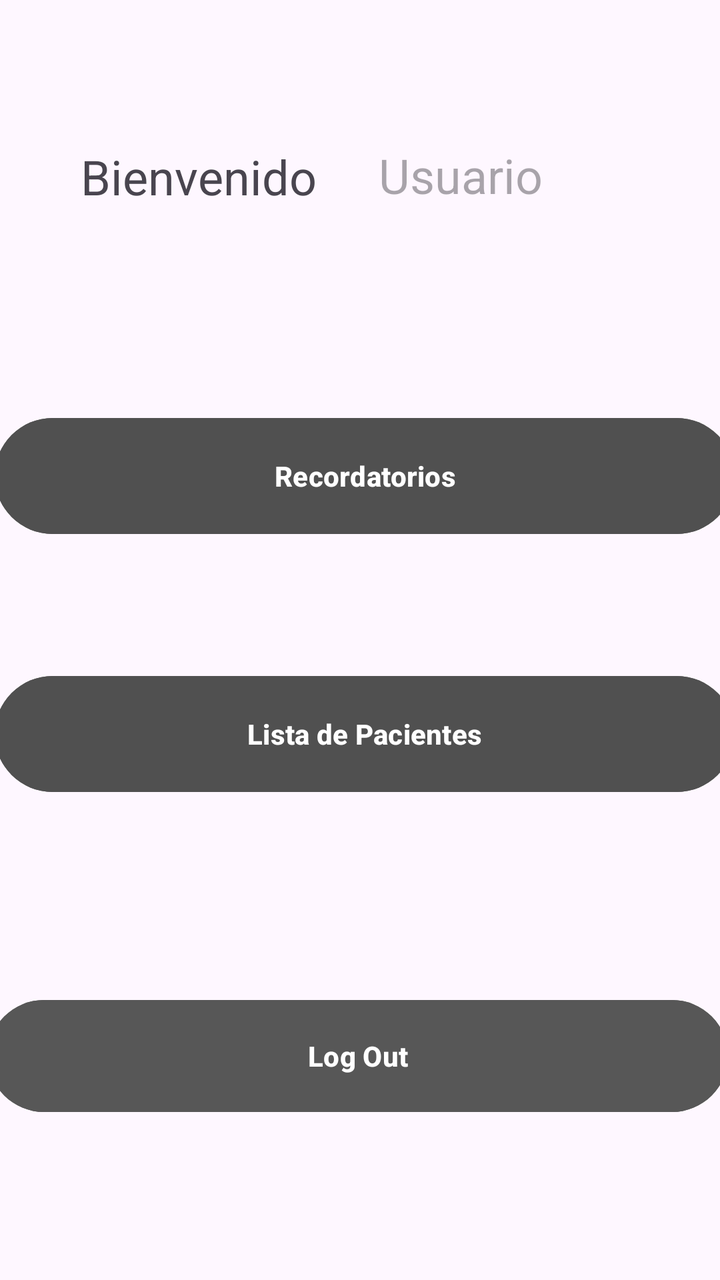
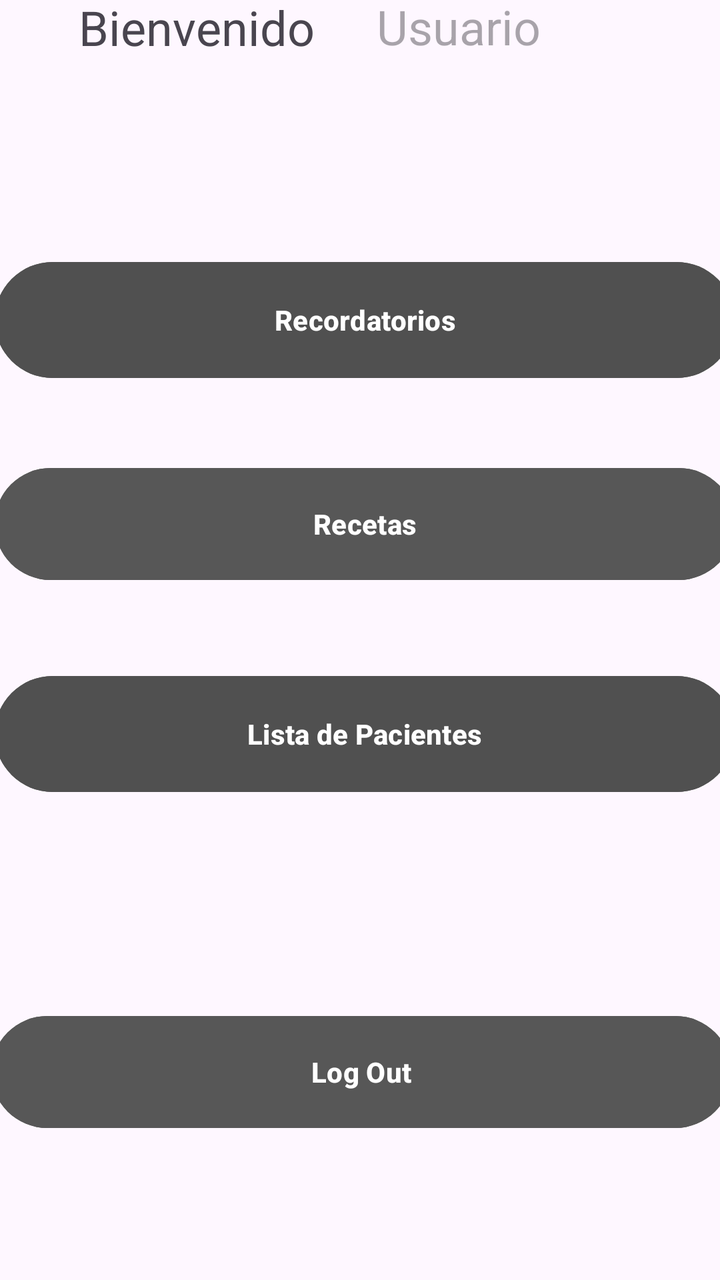

The first picture is an Android layout as it rendered before a commit; the second is the same layout after the commit. The layout source and the unified diff follow.
<!-- AndroidManifest.xml: application theme Theme.MobilesVC -->
<!-- res/layout/main_menu_view.xml -->
<?xml version="1.0" encoding="utf-8"?>
<androidx.constraintlayout.widget.ConstraintLayout xmlns:android="http://schemas.android.com/apk/res/android"
    xmlns:app="http://schemas.android.com/apk/res-auto"
    xmlns:tools="http://schemas.android.com/tools"
    android:layout_width="match_parent"
    android:layout_height="match_parent"
    tools:layout_editor_absoluteX="-35dp"
    tools:layout_editor_absoluteY="186dp">

    <Button
        android:id="@+id/vRecordatorios"
        android:layout_width="370dp"
        android:layout_height="66dp"
        android:layout_marginStart="15dp"
        android:layout_marginTop="100dp"
        android:layout_marginEnd="15dp"
        android:backgroundTint="#505050"
        android:paddingVertical="14dp"
        android:text="Recordatorios"
        android:textStyle="bold"
        app:layout_constraintEnd_toEndOf="parent"
        app:layout_constraintHorizontal_bias="0.454"
        app:layout_constraintStart_toStartOf="parent"
        app:layout_constraintTop_toBottomOf="@+id/textView" />

    <Button
        android:id="@+id/vLogOut"
        android:layout_width="370dp"
        android:layout_height="64dp"
        android:layout_marginTop="48dp"
        android:layout_marginBottom="80dp"
        android:backgroundTint="#575757"
        android:paddingVertical="14dp"
        android:text="Log Out"
        android:textStyle="bold"
        app:layout_constraintBottom_toBottomOf="parent"
        app:layout_constraintEnd_toEndOf="parent"
        app:layout_constraintHorizontal_bias="0.658"
        app:layout_constraintStart_toStartOf="parent"
        app:layout_constraintTop_toBottomOf="@+id/etClave" />

    <Button
        android:id="@+id/vPacientes"
        android:layout_width="370dp"
        android:layout_height="66dp"
        android:layout_marginStart="15dp"
        android:layout_marginEnd="15dp"
        android:layout_marginBottom="240dp"
        android:backgroundTint="#505050"
        android:paddingVertical="14dp"
        android:text="Lista de Pacientes"
        android:textStyle="bold"
        app:layout_constraintBottom_toBottomOf="parent"
        app:layout_constraintEnd_toEndOf="parent"
        app:layout_constraintHorizontal_bias="0.454"
        app:layout_constraintStart_toStartOf="parent" />

    <Button
        android:id="@+id/vRecetas"
        android:layout_width="370dp"
        android:layout_height="64dp"
        android:layout_marginStart="15dp"
        android:layout_marginTop="40dp"
        android:layout_marginEnd="15dp"
        android:layout_marginBottom="40dp"
        android:backgroundTint="#575757"
        android:paddingVertical="14dp"
        android:text="Recetas"
        android:textStyle="bold"
        app:layout_constraintBottom_toTopOf="@+id/vPacientes"
        app:layout_constraintEnd_toEndOf="parent"
        app:layout_constraintHorizontal_bias="0.454"
        app:layout_constraintStart_toStartOf="parent"
        app:layout_constraintTop_toBottomOf="@+id/vRecordatorios"
        app:layout_constraintVertical_bias="0.0" />

    <TextView
        android:id="@+id/textView"
        android:layout_width="131dp"
        android:layout_height="33dp"
        android:layout_marginEnd="15dp"
        android:layout_marginBottom="128dp"
        android:text="Bienvenido"
        android:textSize="24sp"
        app:layout_constraintBottom_toBottomOf="parent"
        app:layout_constraintEnd_toEndOf="parent"
        app:layout_constraintHorizontal_bias="0.188"
        app:layout_constraintStart_toStartOf="parent"
        app:layout_constraintTop_toTopOf="parent"
        app:layout_constraintVertical_bias="0.15" />

    <TextView
        android:id="@+id/vCurrentUser"
        android:layout_width="157dp"
        android:layout_height="34dp"
        android:layout_marginStart="15dp"
        android:layout_marginBottom="128dp"
        android:hint="Usuario"
        android:textSize="24sp"
        app:layout_constraintBottom_toBottomOf="parent"
        app:layout_constraintEnd_toEndOf="parent"
        app:layout_constraintHorizontal_bias="0.172"
        app:layout_constraintStart_toEndOf="@+id/textView"
        app:layout_constraintTop_toTopOf="parent"
        app:layout_constraintVertical_bias="0.149" />

</androidx.constraintlayout.widget.ConstraintLayout>
<!-- resources referenced by this layout -->
<resources>
  <style name="Theme.MobilesVC" parent="Base.Theme.MobilesVC" />
  <style name="Base.Theme.MobilesVC" parent="Theme.Material3.DayNight.NoActionBar">
          
          
      </style>
</resources>

<!-- the commit's change to res/layout/main_menu_view.xml (unified diff, before → after) -->
@@ -12,32 +12,30 @@
         android:layout_width="370dp"
         android:layout_height="66dp"
         android:layout_marginStart="15dp"
-        android:layout_marginTop="100dp"
         android:layout_marginEnd="15dp"
+        android:layout_marginBottom="37dp"
         android:backgroundTint="#505050"
         android:paddingVertical="14dp"
         android:text="Recordatorios"
         android:textStyle="bold"
+        app:layout_constraintBottom_toTopOf="@+id/vRecetas"
         app:layout_constraintEnd_toEndOf="parent"
         app:layout_constraintHorizontal_bias="0.454"
-        app:layout_constraintStart_toStartOf="parent"
-        app:layout_constraintTop_toBottomOf="@+id/textView" />
+        app:layout_constraintStart_toStartOf="parent" />
 
     <Button
         android:id="@+id/vLogOut"
         android:layout_width="370dp"
         android:layout_height="64dp"
-        android:layout_marginTop="48dp"
-        android:layout_marginBottom="80dp"
+        android:layout_marginBottom="72dp"
         android:backgroundTint="#575757"
         android:paddingVertical="14dp"
         android:text="Log Out"
         android:textStyle="bold"
         app:layout_constraintBottom_toBottomOf="parent"
         app:layout_constraintEnd_toEndOf="parent"
-        app:layout_constraintHorizontal_bias="0.658"
-        app:layout_constraintStart_toStartOf="parent"
-        app:layout_constraintTop_toBottomOf="@+id/etClave" />
+        app:layout_constraintHorizontal_bias="0.487"
+        app:layout_constraintStart_toStartOf="parent" />
 
     <Button
         android:id="@+id/vPacientes"
@@ -45,14 +43,14 @@
         android:layout_height="66dp"
         android:layout_marginStart="15dp"
         android:layout_marginEnd="15dp"
-        android:layout_marginBottom="240dp"
+        android:layout_marginBottom="104dp"
         android:backgroundTint="#505050"
         android:paddingVertical="14dp"
         android:text="Lista de Pacientes"
         android:textStyle="bold"
-        app:layout_constraintBottom_toBottomOf="parent"
+        app:layout_constraintBottom_toTopOf="@+id/vLogOut"
         app:layout_constraintEnd_toEndOf="parent"
-        app:layout_constraintHorizontal_bias="0.454"
+        app:layout_constraintHorizontal_bias="0.45"
         app:layout_constraintStart_toStartOf="parent" />
 
     <Button
@@ -60,7 +58,6 @@
         android:layout_width="370dp"
         android:layout_height="64dp"
         android:layout_marginStart="15dp"
-        android:layout_marginTop="40dp"
         android:layout_marginEnd="15dp"
         android:layout_marginBottom="40dp"
         android:backgroundTint="#575757"
@@ -70,38 +67,36 @@
         app:layout_constraintBottom_toTopOf="@+id/vPacientes"
         app:layout_constraintEnd_toEndOf="parent"
         app:layout_constraintHorizontal_bias="0.454"
-        app:layout_constraintStart_toStartOf="parent"
-        app:layout_constraintTop_toBottomOf="@+id/vRecordatorios"
-        app:layout_constraintVertical_bias="0.0" />
+        app:layout_constraintStart_toStartOf="parent" />
 
     <TextView
         android:id="@+id/textView"
         android:layout_width="131dp"
         android:layout_height="33dp"
         android:layout_marginEnd="15dp"
-        android:layout_marginBottom="128dp"
+        android:layout_marginBottom="100dp"
         android:text="Bienvenido"
         android:textSize="24sp"
-        app:layout_constraintBottom_toBottomOf="parent"
+        app:layout_constraintBottom_toTopOf="@+id/vRecordatorios"
         app:layout_constraintEnd_toEndOf="parent"
-        app:layout_constraintHorizontal_bias="0.188"
+        app:layout_constraintHorizontal_bias="0.184"
         app:layout_constraintStart_toStartOf="parent"
         app:layout_constraintTop_toTopOf="parent"
-        app:layout_constraintVertical_bias="0.15" />
+        app:layout_constraintVertical_bias="0.5" />
 
     <TextView
         android:id="@+id/vCurrentUser"
         android:layout_width="157dp"
         android:layout_height="34dp"
         android:layout_marginStart="15dp"
-        android:layout_marginBottom="128dp"
+        android:layout_marginBottom="100dp"
         android:hint="Usuario"
         android:textSize="24sp"
-        app:layout_constraintBottom_toBottomOf="parent"
+        app:layout_constraintBottom_toTopOf="@+id/vRecordatorios"
         app:layout_constraintEnd_toEndOf="parent"
         app:layout_constraintHorizontal_bias="0.172"
         app:layout_constraintStart_toEndOf="@+id/textView"
         app:layout_constraintTop_toTopOf="parent"
-        app:layout_constraintVertical_bias="0.149" />
+        app:layout_constraintVertical_bias="0.5" />
 
 </androidx.constraintlayout.widget.ConstraintLayout>
